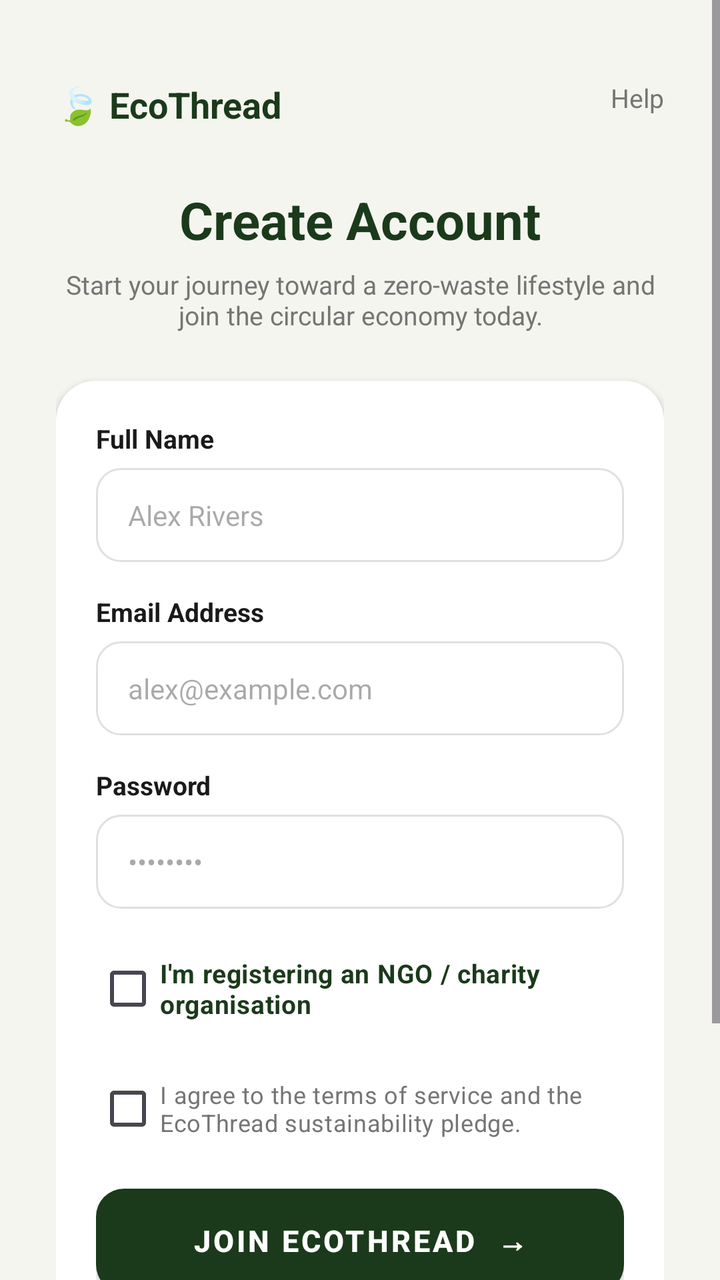
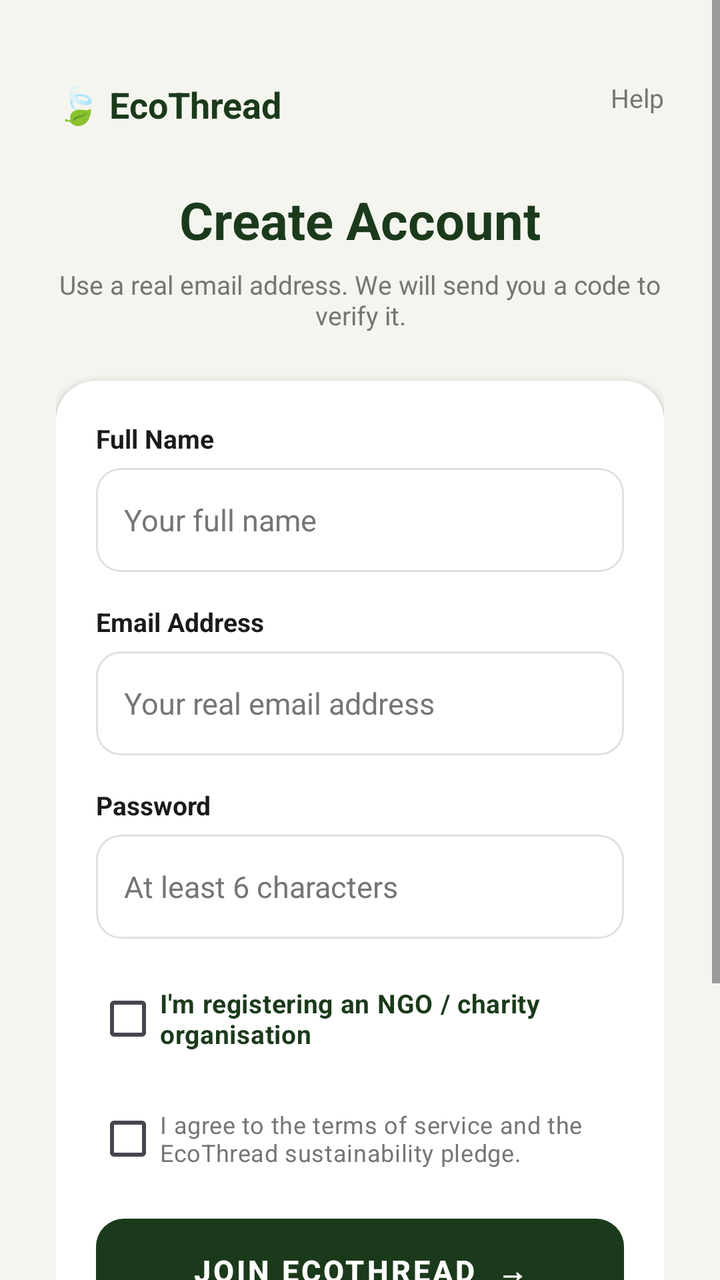

Before-and-after screenshots of an Android layout around one commit, followed by the original layout XML and the change that was made.
<!-- AndroidManifest.xml: application theme Theme.ClothingRecycleApp -->
<!-- res/layout/activity_register.xml -->
<?xml version="1.0" encoding="utf-8"?>
<ScrollView xmlns:android="http://schemas.android.com/apk/res/android"
    android:layout_width="match_parent"
    android:layout_height="match_parent"
    android:background="@color/eco_cream_bg"
    android:fillViewport="true">

    <LinearLayout
        android:layout_width="match_parent"
        android:layout_height="wrap_content"
        android:orientation="vertical"
        android:padding="28dp">

        
        <RelativeLayout
            android:layout_width="match_parent"
            android:layout_height="wrap_content"
            android:layout_marginTop="12dp">

            <TextView
                android:layout_width="wrap_content"
                android:layout_height="wrap_content"
                android:text="🍃 EcoThread"
                android:textSize="18sp"
                android:textStyle="bold"
                android:textColor="@color/eco_dark_green" />

            <TextView
                android:layout_width="wrap_content"
                android:layout_height="wrap_content"
                android:layout_alignParentEnd="true"
                android:text="Help"
                android:textSize="13sp"
                android:textColor="@color/eco_text_gray" />
        </RelativeLayout>

        <TextView
            android:layout_width="match_parent"
            android:layout_height="wrap_content"
            android:layout_marginTop="28dp"
            android:gravity="center_horizontal"
            android:text="Create Account"
            android:textSize="26sp"
            android:textStyle="bold"
            android:textColor="@color/eco_dark_green" />

        <TextView
            android:layout_width="match_parent"
            android:layout_height="wrap_content"
            android:layout_marginTop="6dp"
            android:gravity="center_horizontal"
            android:text="Start your journey toward a zero-waste lifestyle and join the circular economy today."
            android:textSize="13sp"
            android:textColor="@color/eco_text_gray" />

        
        <LinearLayout
            android:layout_width="match_parent"
            android:layout_height="wrap_content"
            android:orientation="vertical"
            android:background="@drawable/bg_card"
            android:padding="20dp"
            android:layout_marginTop="24dp"
            android:elevation="2dp">

            <TextView
                android:id="@+id/tvNameLabel"
                android:layout_width="wrap_content"
                android:layout_height="wrap_content"
                android:text="Full Name"
                android:textSize="13sp"
                android:textStyle="bold"
                android:textColor="@color/eco_text_dark"
                android:layout_marginBottom="6dp" />

            <EditText
                android:id="@+id/etName"
                android:layout_width="match_parent"
                android:layout_height="wrap_content"
                android:background="@drawable/bg_input"
                android:hint="Alex Rivers"
                android:inputType="textPersonName"
                android:textSize="14sp"
                android:layout_marginBottom="16dp" />

            <TextView
                android:layout_width="wrap_content"
                android:layout_height="wrap_content"
                android:text="Email Address"
                android:textSize="13sp"
                android:textStyle="bold"
                android:textColor="@color/eco_text_dark"
                android:layout_marginBottom="6dp" />

            <EditText
                android:id="@+id/etEmail"
                android:layout_width="match_parent"
                android:layout_height="wrap_content"
                android:background="@drawable/bg_input"
                android:hint="alex@example.com"
                android:inputType="textEmailAddress"
                android:textSize="14sp"
                android:layout_marginBottom="16dp" />

            <TextView
                android:layout_width="wrap_content"
                android:layout_height="wrap_content"
                android:text="Password"
                android:textSize="13sp"
                android:textStyle="bold"
                android:textColor="@color/eco_text_dark"
                android:layout_marginBottom="6dp" />

            <EditText
                android:id="@+id/etPassword"
                android:layout_width="match_parent"
                android:layout_height="wrap_content"
                android:background="@drawable/bg_input"
                android:hint="••••••••"
                android:inputType="textPassword"
                android:textSize="14sp"
                android:layout_marginBottom="16dp" />

            <CheckBox
                android:id="@+id/cbRegisterAsNgo"
                android:layout_width="match_parent"
                android:layout_height="wrap_content"
                android:text="I'm registering an NGO / charity organisation"
                android:textSize="13sp"
                android:textStyle="bold"
                android:textColor="@color/eco_dark_green"
                android:layout_marginBottom="12dp" />

            <LinearLayout
                android:id="@+id/ngoFieldsContainer"
                android:layout_width="match_parent"
                android:layout_height="wrap_content"
                android:orientation="vertical"
                android:visibility="gone">

                <TextView
                    android:layout_width="wrap_content"
                    android:layout_height="wrap_content"
                    android:text="Organisation Name"
                    android:textSize="13sp"
                    android:textStyle="bold"
                    android:textColor="@color/eco_text_dark"
                    android:layout_marginBottom="6dp" />

                <EditText
                    android:id="@+id/etOrgName"
                    android:layout_width="match_parent"
                    android:layout_height="wrap_content"
                    android:background="@drawable/bg_input"
                    android:hint="Helping Hands Society"
                    android:inputType="textCapWords"
                    android:textSize="14sp"
                    android:layout_marginBottom="16dp" />

                <TextView
                    android:layout_width="wrap_content"
                    android:layout_height="wrap_content"
                    android:text="Registration Number"
                    android:textSize="13sp"
                    android:textStyle="bold"
                    android:textColor="@color/eco_text_dark"
                    android:layout_marginBottom="6dp" />

                <EditText
                    android:id="@+id/etRegNumber"
                    android:layout_width="match_parent"
                    android:layout_height="wrap_content"
                    android:background="@drawable/bg_input"
                    android:hint="e.g. ROS or SSM number"
                    android:inputType="textCapCharacters"
                    android:textSize="14sp"
                    android:layout_marginBottom="16dp" />

                <TextView
                    android:layout_width="wrap_content"
                    android:layout_height="wrap_content"
                    android:text="Organisation Phone"
                    android:textSize="13sp"
                    android:textStyle="bold"
                    android:textColor="@color/eco_text_dark"
                    android:layout_marginBottom="6dp" />

                <EditText
                    android:id="@+id/etOrgPhone"
                    android:layout_width="match_parent"
                    android:layout_height="wrap_content"
                    android:background="@drawable/bg_input"
                    android:hint="04-123 4567"
                    android:inputType="phone"
                    android:textSize="14sp"
                    android:layout_marginBottom="16dp" />

                <TextView
                    android:layout_width="wrap_content"
                    android:layout_height="wrap_content"
                    android:text="Donation Drop-off Address"
                    android:textSize="13sp"
                    android:textStyle="bold"
                    android:textColor="@color/eco_text_dark"
                    android:layout_marginBottom="6dp" />

                <EditText
                    android:id="@+id/etOrgAddress"
                    android:layout_width="match_parent"
                    android:layout_height="wrap_content"
                    android:background="@drawable/bg_input"
                    android:hint="Street, area, city"
                    android:inputType="textPostalAddress|textMultiLine"
                    android:minLines="2"
                    android:gravity="top"
                    android:textSize="14sp"
                    android:layout_marginBottom="16dp" />

                <TextView
                    android:layout_width="wrap_content"
                    android:layout_height="wrap_content"
                    android:text="About Your Organisation (optional)"
                    android:textSize="13sp"
                    android:textStyle="bold"
                    android:textColor="@color/eco_text_dark"
                    android:layout_marginBottom="6dp" />

                <EditText
                    android:id="@+id/etOrgAbout"
                    android:layout_width="match_parent"
                    android:layout_height="wrap_content"
                    android:background="@drawable/bg_input"
                    android:hint="What you do with donated clothes"
                    android:inputType="textMultiLine|textCapSentences"
                    android:minLines="2"
                    android:gravity="top"
                    android:textSize="14sp"
                    android:layout_marginBottom="16dp" />
            </LinearLayout>

            <CheckBox
                android:id="@+id/cbAgree"
                android:layout_width="match_parent"
                android:layout_height="wrap_content"
                android:text="I agree to the terms of service and the EcoThread sustainability pledge."
                android:textSize="12sp"
                android:textColor="@color/eco_text_gray"
                android:layout_marginBottom="16dp" />

            <Button
                android:id="@+id/btnRegister"
                android:layout_width="match_parent"
                android:layout_height="52dp"
                android:background="@drawable/bg_button_primary"
                android:text="Join EcoThread  →"
                android:textColor="@color/eco_white"
                android:textSize="15sp"
                android:textStyle="bold"
                android:elevation="0dp" />

        </LinearLayout>

        <TextView
            android:id="@+id/tvGoToLogin"
            android:layout_width="wrap_content"
            android:layout_height="wrap_content"
            android:layout_gravity="center_horizontal"
            android:layout_marginTop="20dp"
            android:text="Already have an account? Log In"
            android:textSize="13sp"
            android:textColor="@color/eco_text_dark" />

        <TextView
            android:id="@+id/tvRegisterStatus"
            android:layout_width="wrap_content"
            android:layout_height="wrap_content"
            android:layout_gravity="center_horizontal"
            android:layout_marginTop="12dp"
            android:textColor="@color/eco_dark_green"
            android:textStyle="bold" />

        <TextView
            android:layout_width="match_parent"
            android:layout_height="wrap_content"
            android:layout_marginTop="24dp"
            android:gravity="center_horizontal"
            android:text="© 2026 EcoThread Technologies. Built for the Planet."
            android:textSize="10sp"
            android:textColor="@color/eco_text_gray" />

    </LinearLayout>
</ScrollView>
<!-- resources referenced by this layout -->
<resources>
  <color name="eco_cream_bg">#F5F5EF</color>
  <color name="eco_dark_green">#1B3A1B</color>
  <color name="eco_text_dark">#1A1A1A</color>
  <color name="eco_text_gray">#757575</color>
  <color name="eco_white">#FFFFFF</color>
  <!-- drawable bg_button_primary (drawable) -->
  <?xml version="1.0" encoding="utf-8"?>
  <shape xmlns:android="http://schemas.android.com/apk/res/android"
      android:shape="rectangle">
      <solid android:color="@color/eco_dark_green" />
      <corners android:radius="14dp" />
  </shape>
  <!-- drawable bg_card (drawable) -->
  <?xml version="1.0" encoding="utf-8"?>
  <shape xmlns:android="http://schemas.android.com/apk/res/android"
      android:shape="rectangle">
      <solid android:color="@color/eco_white" />
      <corners android:radius="20dp" />
  </shape>
  <!-- drawable bg_input (drawable) -->
  <?xml version="1.0" encoding="utf-8"?>
  <shape xmlns:android="http://schemas.android.com/apk/res/android"
      android:shape="rectangle">
      <solid android:color="@color/eco_white" />
      <corners android:radius="12dp" />
      <stroke android:width="1dp" android:color="@color/eco_border_gray" />
      <padding android:left="16dp" android:top="14dp" android:right="16dp" android:bottom="14dp" />
  </shape>
  <style name="Theme.ClothingRecycleApp" parent="Base.Theme.ClothingRecycleApp" />
  <color name="eco_border_gray">#E0E0E0</color>
  <style name="Base.Theme.ClothingRecycleApp" parent="Theme.Material3.DayNight.NoActionBar">
  
          
          <item name="materialButtonStyle">
              @style/Widget.App.Button.Primary
          </item>
  
          
          
  
      </style>
  <style name="Widget.App.Button.Primary" parent="Widget.MaterialComponents.Button">
  
          <item name="backgroundTint">@color/eco_dark_green</item>
          <item name="android:textColor">@color/eco_white</item>
          <item name="cornerRadius">14dp</item>
  
      </style>
</resources>

<!-- the commit's change to res/layout/activity_register.xml (unified diff, before → after) -->
@@ -11,7 +11,6 @@
         android:orientation="vertical"
         android:padding="28dp">
 
-        
         <RelativeLayout
             android:layout_width="match_parent"
             android:layout_height="wrap_content"
@@ -49,11 +48,10 @@
             android:layout_height="wrap_content"
             android:layout_marginTop="6dp"
             android:gravity="center_horizontal"
-            android:text="Start your journey toward a zero-waste lifestyle and join the circular economy today."
+            android:text="Use a real email address. We will send you a code to verify it."
             android:textSize="13sp"
             android:textColor="@color/eco_text_gray" />
 
-        
         <LinearLayout
             android:layout_width="match_parent"
             android:layout_height="wrap_content"
@@ -75,12 +73,11 @@
 
             <EditText
                 android:id="@+id/etName"
-                android:layout_width="match_parent"
-                android:layout_height="wrap_content"
-                android:background="@drawable/bg_input"
-                android:hint="Alex Rivers"
-                android:inputType="textPersonName"
-                android:textSize="14sp"
+                style="@style/Widget.App.Input"
+                android:layout_width="match_parent"
+                android:layout_height="wrap_content"
+                android:hint="Your full name"
+                android:inputType="textPersonName|textCapWords"
                 android:layout_marginBottom="16dp" />
 
             <TextView
@@ -94,12 +91,11 @@
 
             <EditText
                 android:id="@+id/etEmail"
-                android:layout_width="match_parent"
-                android:layout_height="wrap_content"
-                android:background="@drawable/bg_input"
-                android:hint="alex@example.com"
+                style="@style/Widget.App.Input"
+                android:layout_width="match_parent"
+                android:layout_height="wrap_content"
+                android:hint="Your real email address"
                 android:inputType="textEmailAddress"
-                android:textSize="14sp"
                 android:layout_marginBottom="16dp" />
 
             <TextView
@@ -113,12 +109,11 @@
 
             <EditText
                 android:id="@+id/etPassword"
-                android:layout_width="match_parent"
-                android:layout_height="wrap_content"
-                android:background="@drawable/bg_input"
-                android:hint="••••••••"
+                style="@style/Widget.App.Input"
+                android:layout_width="match_parent"
+                android:layout_height="wrap_content"
+                android:hint="At least 6 characters"
                 android:inputType="textPassword"
-                android:textSize="14sp"
                 android:layout_marginBottom="16dp" />
 
             <CheckBox
@@ -149,12 +144,11 @@
 
                 <EditText
                     android:id="@+id/etOrgName"
-                    android:layout_width="match_parent"
-                    android:layout_height="wrap_content"
-                    android:background="@drawable/bg_input"
+                    style="@style/Widget.App.Input"
+                    android:layout_width="match_parent"
+                    android:layout_height="wrap_content"
                     android:hint="Helping Hands Society"
                     android:inputType="textCapWords"
-                    android:textSize="14sp"
                     android:layout_marginBottom="16dp" />
 
                 <TextView
@@ -168,12 +162,11 @@
 
                 <EditText
                     android:id="@+id/etRegNumber"
-                    android:layout_width="match_parent"
-                    android:layout_height="wrap_content"
-                    android:background="@drawable/bg_input"
+                    style="@style/Widget.App.Input"
+                    android:layout_width="match_parent"
+                    android:layout_height="wrap_content"
                     android:hint="e.g. ROS or SSM number"
                     android:inputType="textCapCharacters"
-                    android:textSize="14sp"
                     android:layout_marginBottom="16dp" />
 
                 <TextView
@@ -187,12 +180,11 @@
 
                 <EditText
                     android:id="@+id/etOrgPhone"
-                    android:layout_width="match_parent"
-                    android:layout_height="wrap_content"
-                    android:background="@drawable/bg_input"
+                    style="@style/Widget.App.Input"
+                    android:layout_width="match_parent"
+                    android:layout_height="wrap_content"
                     android:hint="04-123 4567"
                     android:inputType="phone"
-                    android:textSize="14sp"
                     android:layout_marginBottom="16dp" />
 
                 <TextView
@@ -206,14 +198,13 @@
 
                 <EditText
                     android:id="@+id/etOrgAddress"
-                    android:layout_width="match_parent"
-                    android:layout_height="wrap_content"
-                    android:background="@drawable/bg_input"
+                    style="@style/Widget.App.Input"
+                    android:layout_width="match_parent"
+                    android:layout_height="wrap_content"
                     android:hint="Street, area, city"
                     android:inputType="textPostalAddress|textMultiLine"
                     android:minLines="2"
                     android:gravity="top"
-                    android:textSize="14sp"
                     android:layout_marginBottom="16dp" />
 
                 <TextView
@@ -227,14 +218,13 @@
 
                 <EditText
                     android:id="@+id/etOrgAbout"
-                    android:layout_width="match_parent"
-                    android:layout_height="wrap_content"
-                    android:background="@drawable/bg_input"
+                    style="@style/Widget.App.Input"
+                    android:layout_width="match_parent"
+                    android:layout_height="wrap_content"
                     android:hint="What you do with donated clothes"
                     android:inputType="textMultiLine|textCapSentences"
                     android:minLines="2"
                     android:gravity="top"
-                    android:textSize="14sp"
                     android:layout_marginBottom="16dp" />
             </LinearLayout>
 
@@ -266,8 +256,9 @@
             android:layout_height="wrap_content"
             android:layout_gravity="center_horizontal"
             android:layout_marginTop="20dp"
+            android:padding="8dp"
             android:text="Already have an account? Log In"
-            android:textSize="13sp"
+            android:textSize="14sp"
             android:textColor="@color/eco_text_dark" />
 
         <TextView
@@ -276,6 +267,7 @@
             android:layout_height="wrap_content"
             android:layout_gravity="center_horizontal"
             android:layout_marginTop="12dp"
+            android:gravity="center_horizontal"
             android:textColor="@color/eco_dark_green"
             android:textStyle="bold" />
 
@@ -284,7 +276,7 @@
             android:layout_height="wrap_content"
             android:layout_marginTop="24dp"
             android:gravity="center_horizontal"
-            android:text="© 2026 EcoThread Technologies. Built for the Planet."
+            android:text="© 2026 EcoThread Technologies."
             android:textSize="10sp"
             android:textColor="@color/eco_text_gray" />
 
<!-- resource entries referenced after the edit -->
@@ -19,6 +19,14 @@
       <solid android:color="@color/eco_white" />
       <corners android:radius="20dp" />
   </shape>
+  <style name="Widget.App.Input" parent="Widget.AppCompat.EditText">
+          <item name="android:background">@drawable/bg_input</item>
+          <item name="android:textColor">@color/eco_text_dark</item>
+          <item name="android:textColorHint">@color/eco_text_gray</item>
+          <item name="android:textSize">15sp</item>
+          <item name="android:padding">14dp</item>
+          <item name="android:minHeight">52dp</item>
+      </style>
   <!-- drawable bg_input (drawable) -->
   <?xml version="1.0" encoding="utf-8"?>
   <shape xmlns:android="http://schemas.android.com/apk/res/android"
